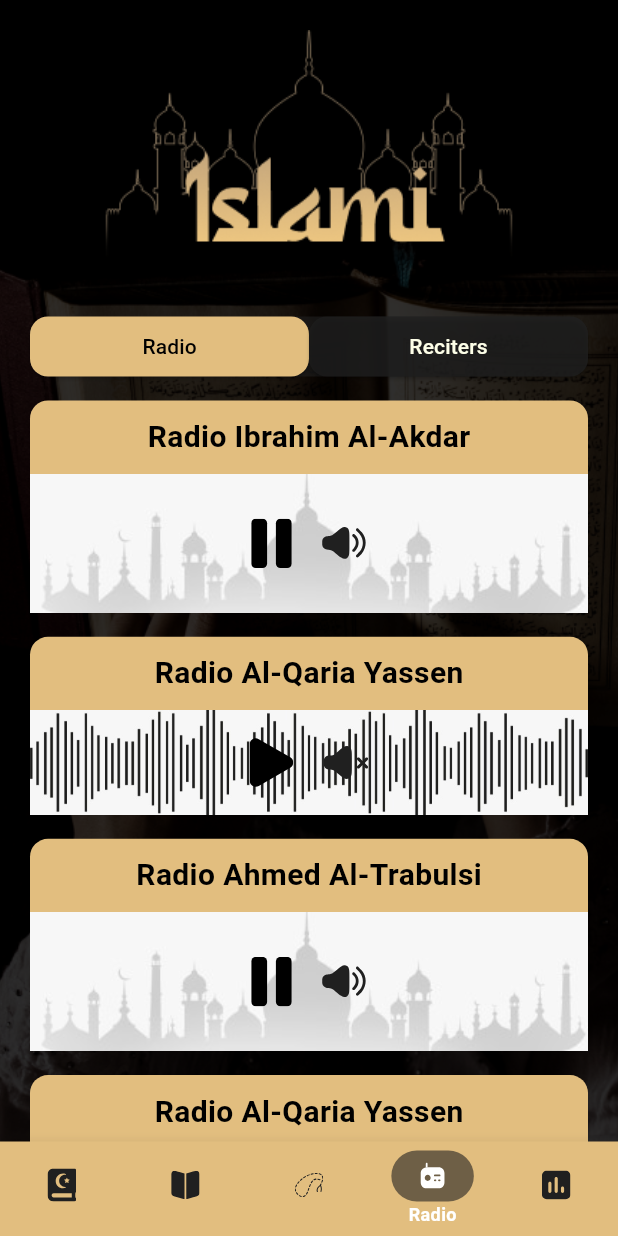
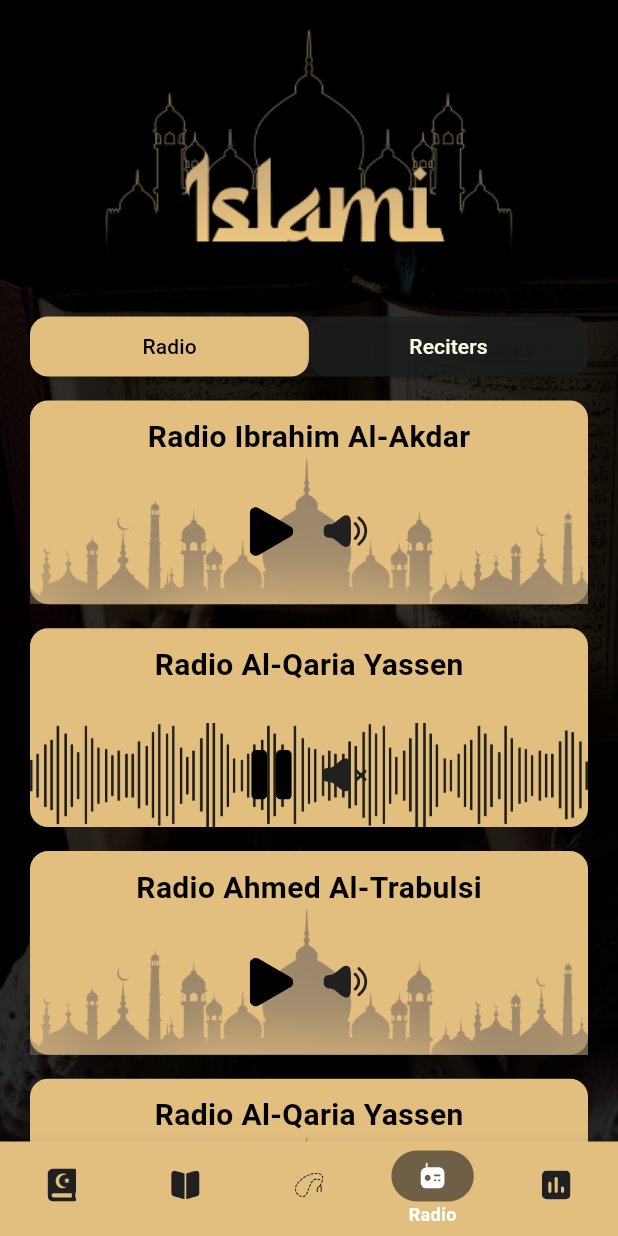
Before and after one commit to mayarkhaled6698/quran-app-c13-offline, a Flutter app: the screen it shows after launch, item 4 of the bottom bar chosen, on a phone screen of 412 x 824 dp. Run offline on Flutter 3.47's test engine with Material 3 defaults, Android fonts, the phone set to English and light mode, and no system bars; our stand-ins replace flutter_svg, google_fonts; project files that could hold a hidden picture were left out.

Commit message:
Radio  tab done

```diff
--- a/lib/core/resources/assets_manager.dart
+++ b/lib/core/resources/assets_manager.dart
@@ -10,8 +10,8 @@ abstract final class AssetImages {
   static const String alsebhaBody = '${base}SebhaBody 1.png';
   static const String womenReadingQuran = '${base}woman-reading-quran.png';
   static const String alsebhaBackgound = '${base}AlsebhaBG1.png';
-  static const String soundWave = '${base}soundWave.png';
-  static const String mosques = '${base}mosques.png';
+  static const String soundWave = '${base}sound_wave.png';
+  static const String mosques = '${base}Mosque.png';
 }
 
 abstract final class SvgAssets {
--- a/lib/presentation/screens/home/tabs/radio/radio.dart
+++ b/lib/presentation/screens/home/tabs/radio/radio.dart
@@ -99,19 +99,19 @@ class _RadioTabState extends State<RadioTab> {
                 if (_showRadioWidget)
                   const RadioWidget(
                     name: 'Radio Ibrahim Al-Akdar',
-                    pauseImage: SvgAssets.pauseIcon,
+                    pauseImage: SvgAssets.playIcon,
                     muteImage: SvgAssets.unmute,
                     backgroundImage: AssetImages.mosques,
                   ),
                 const RadioWidget(
                   name: 'Radio Al-Qaria Yassen',
-                  pauseImage: SvgAssets.playIcon,
+                  pauseImage: SvgAssets.pauseIcon,
                   muteImage: SvgAssets.muteIcon,
                   backgroundImage: AssetImages.soundWave,
                 ),
                 const RadioWidget(
                   name: 'Radio Ahmed Al-Trabulsi',
-                  pauseImage: SvgAssets.pauseIcon,
+                  pauseImage: SvgAssets.playIcon,
                   muteImage: SvgAssets.unmute,
                   backgroundImage: AssetImages.mosques,
                 ),
@@ -119,7 +119,7 @@ class _RadioTabState extends State<RadioTab> {
                   name: 'Radio Al-Qaria Yassen',
                   pauseImage: SvgAssets.playIcon,
                   muteImage: SvgAssets.muteIcon,
-                  backgroundImage: AssetImages.soundWave,
+                  backgroundImage: AssetImages.mosques,
                 ),
               ],
             ),
--- a/lib/presentation/screens/home/tabs/radio/widgets/radio_widget.dart
+++ b/lib/presentation/screens/home/tabs/radio/widgets/radio_widget.dart
@@ -2,6 +2,8 @@ import 'package:flutter/cupertino.dart';
 import 'package:flutter/material.dart';
 import 'package:flutter_svg/svg.dart';
 import 'package:islami_c13_offline/core/resources/colors_manager.dart';
+
+import '../../../../../../core/resources/assets_manager.dart';
 
 class RadioWidget extends StatelessWidget {
   final String name;
@@ -19,6 +21,7 @@ class RadioWidget extends StatelessWidget {
 
   @override
   Widget build(BuildContext context) {
+    bool isSoundWaveBackground = backgroundImage == AssetImages.soundWave;
     return Padding(
       padding: const EdgeInsets.symmetric(vertical: 8),
       child: Container(
@@ -38,7 +41,7 @@ class RadioWidget extends StatelessWidget {
                 color: ColorsManager.black,
               ),
             ),
-            const SizedBox(height: 10),
+            if (isSoundWaveBackground) const SizedBox(height: 24),
             Stack(alignment: AlignmentDirectional.center, children: [
               Image.asset(
                 backgroundImage,
```
Also changed, not shown: assets/images/Mosque.png (added), assets/images/mosques.png (deleted), assets/images/soundWave.png (deleted), assets/images/sound_wave.png (added).
